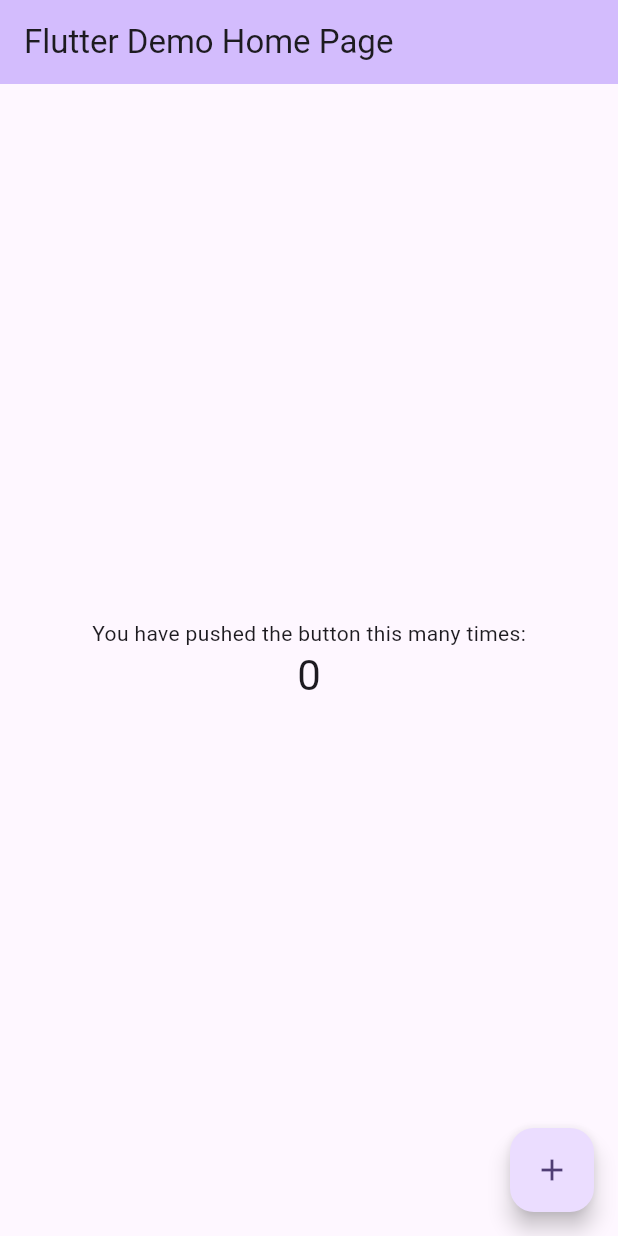
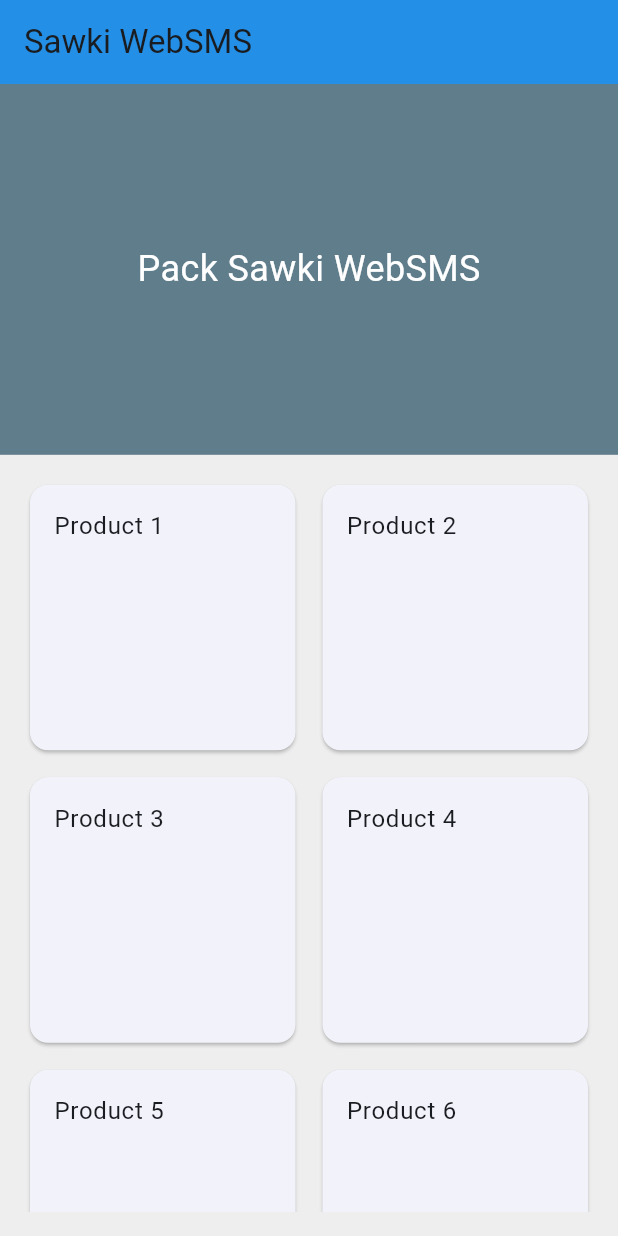
Before and after one commit to feyroozecode/fl_clean_ecomerce_app, a Flutter app: the screen it shows after launch, on a phone screen of 412 x 824 dp. Run offline on Flutter 3.47's test engine with Material 3 defaults, Android fonts, the phone set to English and light mode, and no system bars.

Commit message:
impl ecomerce list

```diff
--- a/lib/main.dart
+++ b/lib/main.dart
@@ -1,125 +1,7 @@
 import 'package:flutter/material.dart';
 
-void main() {
-  runApp(const MyApp());
+import 'src/core/presentation/app_widget.dart';
+
+void main (){
+  runApp(const AppWidget());
 }
-
-class MyApp extends StatelessWidget {
-  const MyApp({super.key});
-
-  // This widget is the root of your application.
-  @override
-  Widget build(BuildContext context) {
-    return MaterialApp(
-      title: 'Flutter Demo',
-      theme: ThemeData(
-        // This is the theme of your application.
-        //
-        // TRY THIS: Try running your application with "flutter run". You'll see
-        // the application has a purple toolbar. Then, without quitting the app,
-        // try changing the seedColor in the colorScheme below to Colors.green
-        // and then invoke "hot reload" (save your changes or press the "hot
-        // reload" button in a Flutter-supported IDE, or press "r" if you used
-        // the command line to start the app).
-        //
-        // Notice that the counter didn't reset back to zero; the application
-        // state is not lost during the reload. To reset the state, use hot
-        // restart instead.
-        //
-        // This works for code too, not just values: Most code changes can be
-        // tested with just a hot reload.
-        colorScheme: ColorScheme.fromSeed(seedColor: Colors.deepPurple),
-        useMaterial3: true,
-      ),
-      home: const MyHomePage(title: 'Flutter Demo Home Page'),
-    );
-  }
-}
-
-class MyHomePage extends StatefulWidget {
-  const MyHomePage({super.key, required this.title});
-
-  // This widget is the home page of your application. It is stateful, meaning
-  // that it has a State object (defined below) that contains fields that affect
-  // how it looks.
-
-  // This class is the configuration for the state. It holds the values (in this
-  // case the title) provided by the parent (in this case the App widget) and
-  // used by the build method of the State. Fields in a Widget subclass are
-  // always marked "final".
-
-  final String title;
-
-  @override
-  State<MyHomePage> createState() => _MyHomePageState();
-}
-
-class _MyHomePageState extends State<MyHomePage> {
-  int _counter = 0;
-
-  void _incrementCounter() {
-    setState(() {
-      // This call to setState tells the Flutter framework that something has
-      // changed in this State, which causes it to rerun the build method below
-      // so that the display can reflect the updated values. If we changed
-      // _counter without calling setState(), then the build method would not be
-      // called again, and so nothing would appear to happen.
-      _counter++;
-    });
-  }
-
-  @override
-  Widget build(BuildContext context) {
-    // This method is rerun every time setState is called, for instance as done
-    // by the _incrementCounter method above.
-    //
-    // The Flutter framework has been optimized to make rerunning build methods
-    // fast, so that you can just rebuild anything that needs updating rather
-    // than having to individually change instances of widgets.
-    return Scaffold(
-      appBar: AppBar(
-        // TRY THIS: Try changing the color here to a specific color (to
-        // Colors.amber, perhaps?) and trigger a hot reload to see the AppBar
-        // change color while the other colors stay the same.
-        backgroundColor: Theme.of(context).colorScheme.inversePrimary,
-        // Here we take the value from the MyHomePage object that was created by
-        // the App.build method, and use it to set our appbar title.
-        title: Text(widget.title),
-      ),
-      body: Center(
-        // Center is a layout widget. It takes a single child and positions it
-        // in the middle of the parent.
-        child: Column(
-          // Column is also a layout widget. It takes a list of children and
-          // arranges them vertically. By default, it sizes itself to fit its
-          // children horizontally, and tries to be as tall as its parent.
-          //
-          // Column has various properties to control how it sizes itself and
-          // how it positions its children. Here we use mainAxisAlignment to
-          // center the children vertically; the main axis here is the vertical
-          // axis because Columns are vertical (the cross axis would be
-          // horizontal).
-          //
-          // TRY THIS: Invoke "debug painting" (choose the "Toggle Debug Paint"
-          // action in the IDE, or press "p" in the console), to see the
-          // wireframe for each widget.
-          mainAxisAlignment: MainAxisAlignment.center,
-          children: <Widget>[
-            const Text(
-              'You have pushed the button this many times:',
-            ),
-            Text(
-              '$_counter',
-              style: Theme.of(context).textTheme.headlineMedium,
-            ),
-          ],
-        ),
-      ),
-      floatingActionButton: FloatingActionButton(
-        onPressed: _incrementCounter,
-        tooltip: 'Increment',
-        child: const Icon(Icons.add),
-      ), // This trailing comma makes auto-formatting nicer for build methods.
-    );
-  }
-}
--- /dev/null
+++ b/lib/src/common/app_color.dart
@@ -0,0 +1,10 @@
+
+
+import 'package:flutter/material.dart';
+
+class AppColors{
+  static const Color commonColor = Colors.blue;
+  static const Color secondaryColor = Colors.blueGrey;
+
+  static Color screenBgColor = Colors.grey.shade200 ;
+  }
--- /dev/null
+++ b/lib/src/common/app_size.dart
@@ -0,0 +1,14 @@
+
+import 'package:flutter/material.dart';
+
+class AppSize{
+  // define the paddings like gap and margin
+  static const double p2 = 2;
+  static const double p4 = 4;
+  static const double p8 = 8;
+  static const double p12 = 12;
+  static const double p16 = 16;
+
+
+  static const screenPadding = EdgeInsets.all(p16);
+}
--- a/lib/core/presentation/app_widget.dart
+++ b/lib/src/core/presentation/app_widget.dart
@@ -1,18 +1,22 @@
+import 'package:ecomerce_app/src/features/home/presentaiton/home_screen.dart';
+import 'package:flutter/material.dart';
 
-import 'package:flutter/material.dart';
+import '../../common/app_color.dart';
 
 class AppWidget extends StatelessWidget {
   const AppWidget({super.key});
+
   @override
   Widget build(BuildContext context) {
     return MaterialApp(
       debugShowCheckedModeBanner: false,
       title: 'Ecomer App',
       theme: ThemeData(
-        colorScheme: ColorScheme.fromSeed(seedColor: Colors.orange),
+        colorScheme: ColorScheme.fromSeed(seedColor: AppColors.commonColor),
         useMaterial3: true,
       ),
-      home: const Center(child: Text('My Ecomerce App')),
+      home: const HomeScreen()
     );
   }
+
 }
--- /dev/null
+++ b/lib/src/features/home/presentaiton/home_screen.dart
@@ -0,0 +1,63 @@
+import 'package:ecomerce_app/src/common/app_color.dart';
+import 'package:ecomerce_app/src/common/app_size.dart';
+import 'package:flutter/material.dart';
+
+class HomeScreen extends StatefulWidget {
+  const HomeScreen({super.key});
+
+  @override
+  State<HomeScreen> createState() => _HomeScreenState();
+}
+
+class _HomeScreenState extends State<HomeScreen> {
+
+  @override
+  Widget build(BuildContext context) {
+
+    final size = MediaQuery.of(context).size;
+
+    return Scaffold(
+      backgroundColor: AppColors.screenBgColor,
+      appBar: AppBar(
+        backgroundColor: AppColors.commonColor,
+        title: const Text('Sawki WebSMS'),
+        elevation: 10,
+      ),
+      body: Column(
+        children: [
+          // welcome card
+          Container(
+            height: size.height * 0.3,
+            width: size.width,
+            color: AppColors.secondaryColor,
+            child: const Center(child: Text(
+              'Pack Sawki WebSMS',
+              style: TextStyle(color: Colors.white, fontSize: 24),),
+            )
+          ),
+
+          // product list card
+          Container(
+            height: size.height * 0.7 - kToolbarHeight,
+            padding: AppSize.screenPadding,
+            child: GridView.builder(
+              gridDelegate: const SliverGridDelegateWithFixedCrossAxisCount(
+                crossAxisCount: 2,
+                mainAxisSpacing: 10,
+                crossAxisSpacing: 10,
+                childAspectRatio: 1.0,
+              ),
+              itemBuilder: (context, index) {
+                return Card(
+                  child: ListTile(
+                    title: Text('Product ${index + 1}'),
+                  ),
+                );
+              },
+          )
+          )
+        ],
+      )
+    );
+  }
+}
```
Also changed, not shown: 1 other file.
